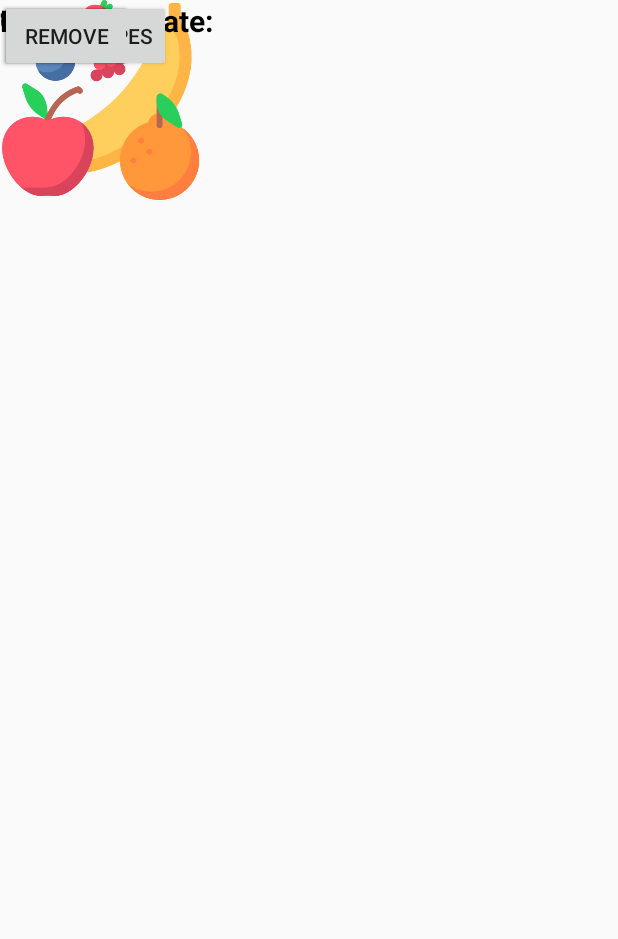
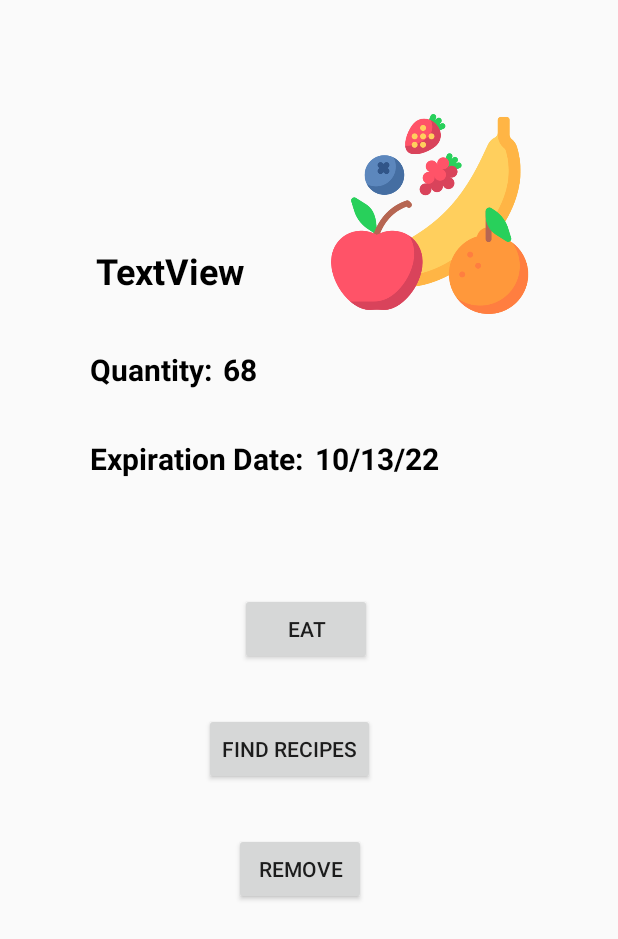
Before and after one commit to yyuanjing/Fridge_Friend, an Android app: the layout activity_view_item.xml on its own in the app's theme, with its tools: preview values and no code run, on a phone screen of 412 x 824 dp. Shown: the top 939 px of the screen. Run offline under Robolectric (Android 15) with nearby library versions, the phone set to English and light mode, and no system bars.

Commit message:
view layout finished

```diff
--- a/app/src/main/res/layout/activity_view_item.xml
+++ b/app/src/main/res/layout/activity_view_item.xml
@@ -10,86 +10,107 @@
         android:id="@+id/nameView"
         android:layout_width="wrap_content"
         android:layout_height="wrap_content"
+        android:layout_marginTop="164dp"
+        android:layout_marginEnd="56dp"
         android:text="TextView"
         android:textColor="#000000"
         android:textSize="24sp"
         android:textStyle="bold"
-        tools:layout_editor_absoluteX="60dp"
-        tools:layout_editor_absoluteY="160dp" />
+        app:layout_constraintEnd_toStartOf="@+id/imageView"
+        app:layout_constraintTop_toTopOf="parent" />
 
     <ImageView
         android:id="@+id/imageView"
         android:layout_width="134dp"
         android:layout_height="133dp"
-        app:srcCompat="@drawable/fruits"
-        tools:layout_editor_absoluteX="222dp"
-        tools:layout_editor_absoluteY="50dp" />
+        app:layout_constraintBottom_toBottomOf="parent"
+        app:layout_constraintEnd_toEndOf="parent"
+        app:layout_constraintHorizontal_bias="0.79"
+        app:layout_constraintStart_toStartOf="parent"
+        app:layout_constraintTop_toTopOf="parent"
+        app:layout_constraintVertical_bias="0.11"
+        app:srcCompat="@drawable/fruits" />
 
     <TextView
         android:id="@+id/quantityView"
         android:layout_width="wrap_content"
         android:layout_height="wrap_content"
+        android:layout_marginStart="60dp"
+        android:layout_marginTop="36dp"
         android:text="Quantity:"
         android:textColor="#000000"
+
         android:textSize="20sp"
         android:textStyle="bold"
-        tools:layout_editor_absoluteX="60dp"
-        tools:layout_editor_absoluteY="230dp" />
+        app:layout_constraintStart_toStartOf="parent"
+        app:layout_constraintTop_toBottomOf="@+id/nameView" />
 
     <TextView
         android:id="@+id/quantityInput"
         android:layout_width="wrap_content"
         android:layout_height="wrap_content"
+        android:layout_marginStart="7dp"
+        android:layout_marginTop="36dp"
         android:text="68"
         android:textColor="#000000"
         android:textSize="20sp"
         android:textStyle="bold"
-        tools:layout_editor_absoluteX="150dp"
-        tools:layout_editor_absoluteY="230dp" />
+        app:layout_constraintStart_toEndOf="@+id/quantityView"
+        app:layout_constraintTop_toBottomOf="@+id/nameView" />
 
     <TextView
         android:id="@+id/expirationView"
         android:layout_width="wrap_content"
         android:layout_height="wrap_content"
+        android:layout_marginStart="60dp"
+        android:layout_marginTop="32dp"
         android:text="Expiration Date:"
         android:textColor="#000000"
         android:textSize="20sp"
         android:textStyle="bold"
-        tools:layout_editor_absoluteX="60dp"
-        tools:layout_editor_absoluteY="280dp" />
+        app:layout_constraintStart_toStartOf="parent"
+        app:layout_constraintTop_toBottomOf="@+id/quantityView" />
 
     <TextView
         android:id="@+id/expirationInput"
         android:layout_width="wrap_content"
         android:layout_height="wrap_content"
+        android:layout_marginStart="8dp"
+        android:layout_marginTop="32dp"
         android:text="10/13/22"
         android:textColor="#000000"
         android:textSize="20sp"
         android:textStyle="bold"
-        tools:layout_editor_absoluteX="210dp"
-        tools:layout_editor_absoluteY="280dp" />
+        app:layout_constraintStart_toEndOf="@+id/expirationView"
+        app:layout_constraintTop_toBottomOf="@+id/quantityView" />
 
     <Button
         android:id="@+id/eatButton"
         android:layout_width="wrap_content"
         android:layout_height="wrap_content"
+        android:layout_marginStart="160dp"
+        android:layout_marginTop="76dp"
         android:text="Eat"
-        tools:layout_editor_absoluteX="160dp"
-        tools:layout_editor_absoluteY="386dp" />
+        app:layout_constraintStart_toStartOf="parent"
+        app:layout_constraintTop_toBottomOf="@+id/expirationView" />
 
     <Button
         android:id="@+id/recipeButton"
         android:layout_width="wrap_content"
         android:layout_height="wrap_content"
+        android:layout_marginStart="136dp"
+        android:layout_marginTop="32dp"
         android:text="Find Recipes"
-        tools:layout_editor_absoluteX="137dp"
-        tools:layout_editor_absoluteY="466dp" />
+        app:layout_constraintStart_toStartOf="parent"
+        app:layout_constraintTop_toBottomOf="@+id/eatButton" />
 
     <Button
         android:id="@+id/removeButton"
         android:layout_width="wrap_content"
         android:layout_height="wrap_content"
+        android:layout_marginStart="156dp"
+        android:layout_marginTop="32dp"
         android:text="Remove"
-        tools:layout_editor_absoluteX="157dp"
-        tools:layout_editor_absoluteY="545dp" />
+        app:layout_constraintStart_toStartOf="parent"
+        app:layout_constraintTop_toBottomOf="@+id/recipeButton" />
 </androidx.constraintlayout.widget.ConstraintLayout>
```
